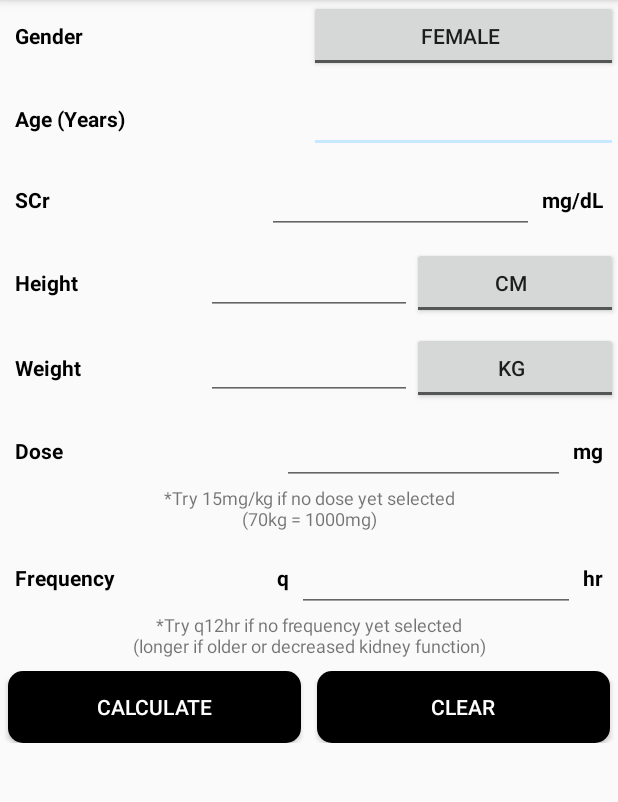
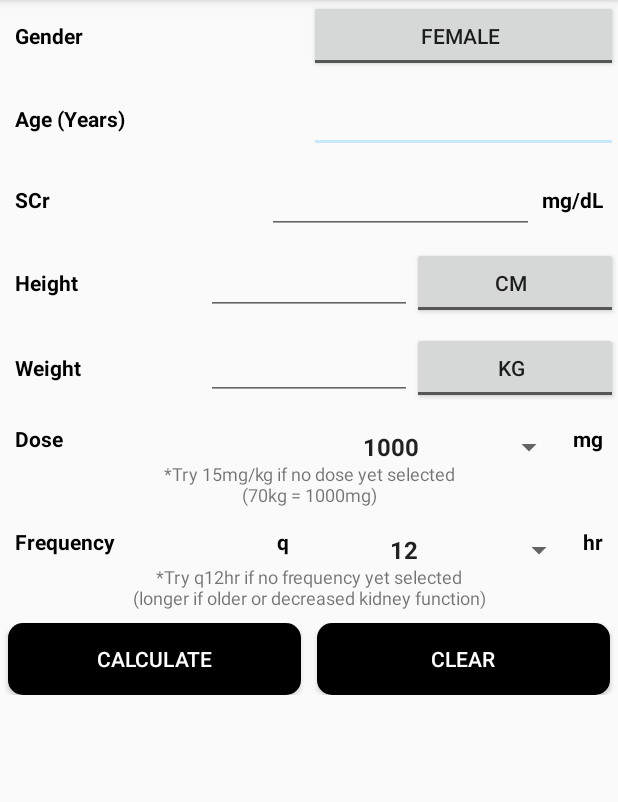
Before and after one commit to ITKosta829/Dosage-Calculator, an Android app: the screen it shows after launch (MainActivity), on a phone screen of 412 x 824 dp, the part 156-958 px from its top. Run offline under Robolectric (Android 15) with nearby library versions, the phone set to English and light mode, and no system bars.

Commit message:
Programming Calculations

```diff
--- /dev/null
+++ b/app/src/main/java/com/hughesmedicine/gregh/pharmacyapp/DataHandler.java
@@ -0,0 +1,56 @@
+package com.hughesmedicine.gregh.pharmacyapp;
+
+import android.content.Context;
+import android.support.v4.app.FragmentManager;
+
+import java.util.ArrayList;
+import java.util.List;
+
+/**
+ * Created by dcsir on 8/13/2016.
+ */
+public class DataHandler {
+
+    public Context mContext;
+    public FragmentManager FM;
+    private ArrayList<String> dose, frequency;
+    public String gender;
+    public int age, doseSelection, frequencySelection, weight;
+    public double SCr, height;
+
+    private static DataHandler instance = new DataHandler();
+
+    private DataHandler() {
+        dose = new ArrayList<>();
+        frequency = new ArrayList<>();
+        populateLists();
+    }
+
+    public static DataHandler getInstance() {
+        return instance;
+    }
+
+    public ArrayList<String> getDose(){
+        return dose;
+    }
+
+    public ArrayList<String> getFrequency(){
+        return frequency;
+    }
+
+    public void populateLists(){
+        dose.add("500");
+        dose.add("750");
+        dose.add("1000");
+        dose.add("1250");
+        dose.add("1500");
+        dose.add("2000");
+
+        frequency.add("6");
+        frequency.add("8");
+        frequency.add("12");
+        frequency.add("24");
+    }
+
+
+}
--- a/app/src/main/java/com/hughesmedicine/gregh/pharmacyapp/FragTabOne.java
+++ b/app/src/main/java/com/hughesmedicine/gregh/pharmacyapp/FragTabOne.java
@@ -6,6 +6,13 @@ import android.util.Log;
 import android.view.LayoutInflater;
 import android.view.View;
 import android.view.ViewGroup;
+import android.widget.AdapterView;
+import android.widget.ArrayAdapter;
+import android.widget.Button;
+import android.widget.CompoundButton;
+import android.widget.EditText;
+import android.widget.Spinner;
+import android.widget.ToggleButton;
 
 /**
  * Created by DeanC on 7/19/2016.
@@ -13,6 +20,11 @@ import android.view.ViewGroup;
 public class FragTabOne extends Fragment {
 
     View mView;
+    DataHandler DH;
+    int dosePosition, frequencyPosition;
+
+    EditText ET_Age, ET_SCr, ET_Height, ET_Weight;
+    ToggleButton TB_Gender, TB_Height, TB_Weight;
 
     public FragTabOne() {
         // Required empty public constructor
@@ -23,6 +35,76 @@ public class FragTabOne extends Fragment {
                              Bundle savedInstanceState) {
 
         mView = inflater.inflate(R.layout.frag_tab_one, container, false);
+        DH = DataHandler.getInstance();
+
+        ET_Age = (EditText) mView.findViewById(R.id.Age_Entry);
+        ET_SCr = (EditText) mView.findViewById(R.id.SCr_Entry);
+        ET_Height = (EditText) mView.findViewById(R.id.Height_Entry);
+        ET_Weight = (EditText) mView.findViewById(R.id.Weight_Entry);
+        TB_Gender = (ToggleButton) mView.findViewById(R.id.Gender_Switch);
+        TB_Height = (ToggleButton) mView.findViewById(R.id.Height_Switch);
+        TB_Weight = (ToggleButton) mView.findViewById(R.id.Weight_Switch);
+
+        final Spinner doseSpinner = (Spinner) mView.findViewById(R.id.Dose_Spinner);
+        final Spinner frequencySpinner = (Spinner) mView.findViewById(R.id.Frequency_Spinner);
+
+        ArrayAdapter<String> doseAdapter = new ArrayAdapter<>(DH.mContext, R.layout.spinner_textview, DH.getDose());
+        ArrayAdapter<String> frequencyAdapter = new ArrayAdapter<>(DH.mContext, R.layout.spinner_textview, DH.getFrequency());
+
+        doseAdapter.setDropDownViewResource(R.layout.spinner_textview);
+        doseSpinner.setAdapter(doseAdapter);
+        doseSpinner.setSelection(2);
+        doseSpinner.setOnItemSelectedListener(new AdapterView.OnItemSelectedListener() {
+            @Override
+            public void onItemSelected(AdapterView<?> adapterView, View view, int i, long l) {
+                DH.doseSelection = Integer.valueOf(doseSpinner.getSelectedItem().toString());
+                dosePosition = i;
+                Log.d("DOSE SPINNER", DH.doseSelection + " " + dosePosition);
+            }
+
+            @Override
+            public void onNothingSelected(AdapterView<?> adapterView) {
+
+            }
+        });
+
+        frequencyAdapter.setDropDownViewResource(R.layout.spinner_textview);
+        frequencySpinner.setAdapter(frequencyAdapter);
+        frequencySpinner.setSelection(2);
+        frequencySpinner.setOnItemSelectedListener(new AdapterView.OnItemSelectedListener() {
+            @Override
+            public void onItemSelected(AdapterView<?> adapterView, View view, int i, long l) {
+                DH.frequencySelection = Integer.valueOf(frequencySpinner.getSelectedItem().toString());
+                frequencyPosition = i;
+                Log.d("FREQUENCY SPINNER", DH.frequencySelection + " " + frequencyPosition);
+            }
+
+            @Override
+            public void onNothingSelected(AdapterView<?> adapterView) {
+
+            }
+        });
+
+        Button calculate = (Button) mView.findViewById(R.id.Calculate);
+        calculate.setOnClickListener(new View.OnClickListener() {
+            @Override
+            public void onClick(View view) {
+                getFieldValues();
+                ResultsDialog resultsDialog = new ResultsDialog();
+                resultsDialog.show(DH.FM, "display");
+            }
+        });
+
+        Button clear = (Button) mView.findViewById(R.id.Clear);
+        clear.setOnClickListener(new View.OnClickListener() {
+            @Override
+            public void onClick(View view) {
+                ET_Age.setText("");
+                ET_SCr.setText("");
+                ET_Height.setText("");
+                ET_Weight.setText("");
+            }
+        });
 
         return mView;
     }
@@ -44,5 +126,54 @@ public class FragTabOne extends Fragment {
         super.onResume();
     }
 
+    public void getFieldValues() {
+
+        TB_Gender.setOnCheckedChangeListener(new CompoundButton.OnCheckedChangeListener() {
+            @Override
+            public void onCheckedChanged(CompoundButton compoundButton, boolean isChecked) {
+                if (isChecked) {
+                    // The toggle is enabled
+                    DH.gender = "MALE";
+                } else {
+                    // The toggle is disabled
+                    DH.gender = "FEMALE";
+                }
+            }
+        });
+
+        DH.age = Integer.valueOf(ET_Age.getText().toString());
+        DH.SCr = Double.valueOf(ET_SCr.getText().toString());
+
+        TB_Height.setOnCheckedChangeListener(new CompoundButton.OnCheckedChangeListener() {
+            @Override
+            public void onCheckedChanged(CompoundButton compoundButton, boolean isChecked) {
+                if (isChecked) {
+                    // The toggle is enabled
+                    int height = Integer.valueOf(ET_Height.getText().toString());
+                    DH.height = height * 2.54;
+
+                } else {
+                    // The toggle is disabled
+                    DH.height = Double.valueOf(ET_Height.getText().toString());
+                }
+            }
+        });
+
+        TB_Weight.setOnCheckedChangeListener(new CompoundButton.OnCheckedChangeListener() {
+            @Override
+            public void onCheckedChanged(CompoundButton compoundButton, boolean isChecked) {
+                if (isChecked) {
+                    // The toggle is enabled
+                    DH.gender = "LBS";
+                } else {
+                    // The toggle is disabled
+                    DH.gender = "KG";
+                }
+            }
+        });
+
+
+    }
+
 
 }
--- a/app/src/main/java/com/hughesmedicine/gregh/pharmacyapp/MainActivity.java
+++ b/app/src/main/java/com/hughesmedicine/gregh/pharmacyapp/MainActivity.java
@@ -20,11 +20,16 @@ public class MainActivity extends AppCompatActivity {
     Toolbar toolbar;
     TabLayout tabLayout;
     ViewPager viewPager;
+    DataHandler DH;
 
     @Override
     protected void onCreate(Bundle savedInstanceState) {
         super.onCreate(savedInstanceState);
         setContentView(R.layout.activity_main);
+
+        DH = DataHandler.getInstance();
+        DH.mContext = MainActivity.this;
+        DH.FM = getSupportFragmentManager();
 
         setRequestedOrientation(ActivityInfo.SCREEN_ORIENTATION_PORTRAIT);
 
--- a/app/src/main/res/layout/frag_tab_one.xml
+++ b/app/src/main/res/layout/frag_tab_one.xml
@@ -66,6 +66,7 @@
             android:layout_width="0dp"
             android:layout_height="wrap_content"
             android:layout_weight="1"
+            android:gravity="center_horizontal"
             android:inputType="number"
             android:paddingEnd="10dp"
             android:paddingStart="5dp" />
@@ -104,7 +105,8 @@
             android:layout_width="0dp"
             android:layout_height="wrap_content"
             android:layout_weight="1"
-            android:inputType="number"
+            android:gravity="center_horizontal"
+            android:inputType="numberDecimal"
             android:paddingStart="5dp" />
 
         <TextView
@@ -152,6 +154,7 @@
             android:layout_width="0dp"
             android:layout_height="wrap_content"
             android:layout_weight="1"
+            android:gravity="center_horizontal"
             android:inputType="number"
             android:paddingStart="5dp" />
 
@@ -199,6 +202,7 @@
             android:layout_width="0dp"
             android:layout_height="wrap_content"
             android:layout_weight="1"
+            android:gravity="center_horizontal"
             android:inputType="number"
             android:paddingStart="5dp" />
 
@@ -241,12 +245,14 @@
             android:textColor="#000000"
             android:textStyle="bold" />
 
-        <EditText
-            android:id="@+id/Dose_Entry"
+        <Spinner
+            android:id="@+id/Dose_Spinner"
             android:layout_width="0dp"
             android:layout_height="wrap_content"
+            android:layout_gravity="center"
+            android:layout_marginTop="5dp"
             android:layout_weight="1"
-            android:inputType="number"
+            android:gravity="center"
             android:paddingStart="5dp" />
 
         <TextView
@@ -310,12 +316,14 @@
             android:textColor="#000000"
             android:textStyle="bold" />
 
-        <EditText
-            android:id="@+id/Frequency_Entry"
+        <Spinner
+            android:id="@+id/Frequency_Spinner"
             android:layout_width="0dp"
             android:layout_height="wrap_content"
+            android:layout_gravity="center"
+            android:layout_marginTop="5dp"
             android:layout_weight="1"
-            android:inputType="number"
+            android:gravity="center"
             android:paddingStart="5dp" />
 
         <TextView
@@ -354,7 +362,7 @@
         android:id="@+id/Buttons"
         android:layout_width="match_parent"
         android:layout_height="wrap_content"
-        android:layout_below="@id/Break_7"
+        android:layout_below="@+id/Break_7"
         android:layout_marginTop="3dp"
         android:orientation="horizontal">
 
--- a/app/src/main/res/layout/frag_tab_two.xml
+++ b/app/src/main/res/layout/frag_tab_two.xml
@@ -7,7 +7,8 @@
     <WebView
         android:id="@+id/web_view"
         android:layout_width="match_parent"
-        android:layout_height="match_parent">
+        android:layout_height="match_parent"
+        android:paddingBottom="5dp">
 
     </WebView>
 
--- /dev/null
+++ b/app/src/main/res/layout/spinner_textview.xml
@@ -0,0 +1,9 @@
+<?xml version="1.0" encoding="utf-8"?>
+<TextView xmlns:android="http://schemas.android.com/apk/res/android"
+    style="?android:attr/spinnerItemStyle"
+    android:layout_width="fill_parent"
+    android:layout_height="wrap_content"
+    android:layout_marginBottom="5dp"
+    android:layout_marginTop="5dp"
+    android:gravity="center"
+    android:textStyle="bold" />
```
Also changed, not shown: app/src/main/java/com/hughesmedicine/gregh/pharmacyapp/ResultsDialog.java (added, +63 -0 lines), app/src/main/res/layout/results_dialog.xml (added, +55 -0 lines).
